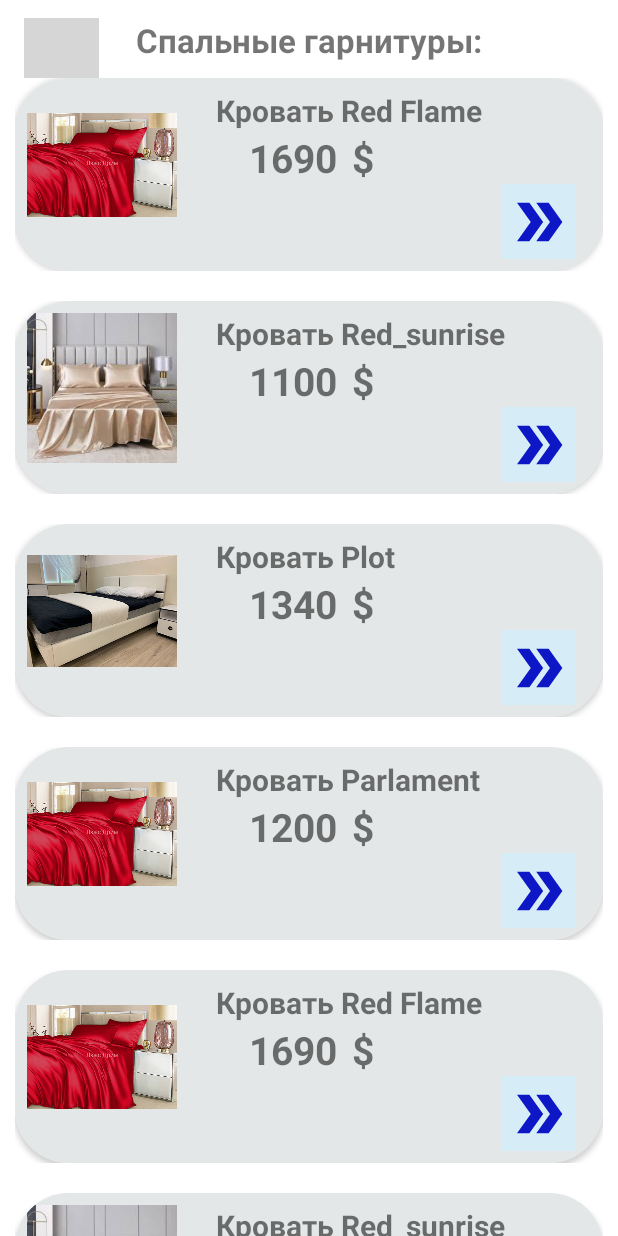
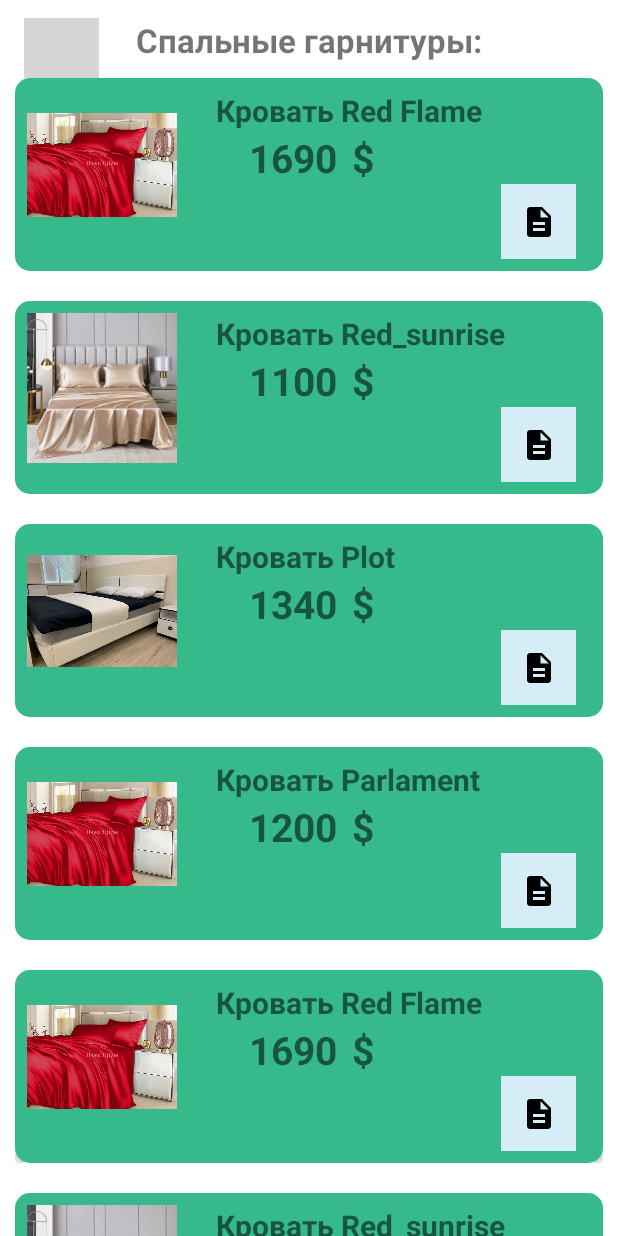
Before and after one commit to osolenye/mebel-number1, an Android app: the BedRoomFragment screen opened through its navigation route, on a phone screen of 412 x 824 dp. Run offline under Robolectric (Android 15) with nearby library versions, the phone set to English and light mode, and no system bars; our stand-ins replace navigation-ui; grey boxes are pictures that could not be loaded.

Commit message:
no my own furniture things

```diff
--- /dev/null
+++ b/app/src/main/res/drawable/baseline_description_24.xml
@@ -0,0 +1,5 @@
+<vector android:height="24dp" android:tint="#000000"
+    android:viewportHeight="24" android:viewportWidth="24"
+    android:width="24dp" xmlns:android="http://schemas.android.com/apk/res/android">
+    <path android:fillColor="@android:color/white" android:pathData="M14,2L6,2c-1.1,0 -1.99,0.9 -1.99,2L4,20c0,1.1 0.89,2 1.99,2L18,22c1.1,0 2,-0.9 2,-2L20,8l-6,-6zM16,18L8,18v-2h8v2zM16,14L8,14v-2h8v2zM13,9L13,3.5L18.5,9L13,9z"/>
+</vector>
--- a/app/src/main/res/layout/fragment_home.xml
+++ b/app/src/main/res/layout/fragment_home.xml
@@ -13,7 +13,9 @@
         android:layout_width="match_parent"
         android:layout_height="240dp"
         android:layout_marginTop="18dp"
-        app:lottie_autoPlay="true" />
+        app:lottie_autoPlay="true"
+        app:lottie_loop="true"
+        />
 
     <androidx.recyclerview.widget.RecyclerView
         android:id="@+id/rv_catalog_category"
--- a/app/src/main/res/layout/item_desc_card.xml
+++ b/app/src/main/res/layout/item_desc_card.xml
@@ -45,7 +45,7 @@
             android:layout_height="wrap_content"
             android:orientation="horizontal"
             android:layout_marginTop="8dp"
-            android:background="#AEF8A1">
+            android:background="@color/lime">
 
             <TextView
                 android:id="@+id/price_card"
--- a/app/src/main/res/layout/item_furniture.xml
+++ b/app/src/main/res/layout/item_furniture.xml
@@ -10,12 +10,12 @@
     <androidx.cardview.widget.CardView
         android:layout_width="wrap_content"
         android:layout_height="wrap_content"
-        app:cardCornerRadius="36dp"
+        app:cardCornerRadius="10dp"
         >
         <LinearLayout
             android:layout_width="400dp"
             android:layout_height="wrap_content"
-           android:background="#E4E7E8"
+           android:background="@color/lime"
             android:padding="8dp"
             >
             <ImageView
@@ -23,7 +23,9 @@
                 android:layout_width="100dp"
                 android:layout_height="100dp"
                 android:src="@drawable/sofa_blu_charm"
-                android:layout_gravity="center_horizontal"/>
+                android:layout_gravity="center_horizontal"
+
+                />
             <LinearLayout
                 android:layout_width="match_parent"
                 android:layout_height="wrap_content"
@@ -81,7 +83,7 @@
                     android:layout_marginEnd="18dp"
                     android:background="#D6EDF8"
                     android:contentDescription="more"
-                    android:src="@drawable/baseline_double_arrow_24" />
+                    android:src="@drawable/baseline_description_24" />
 
             </LinearLayout>
 
```
